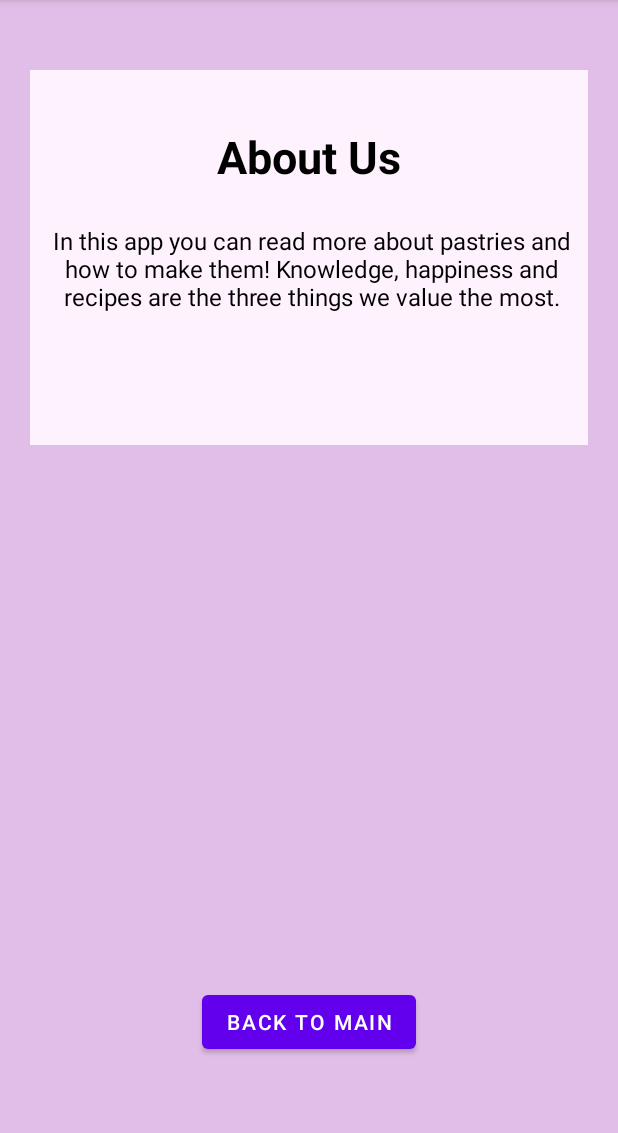
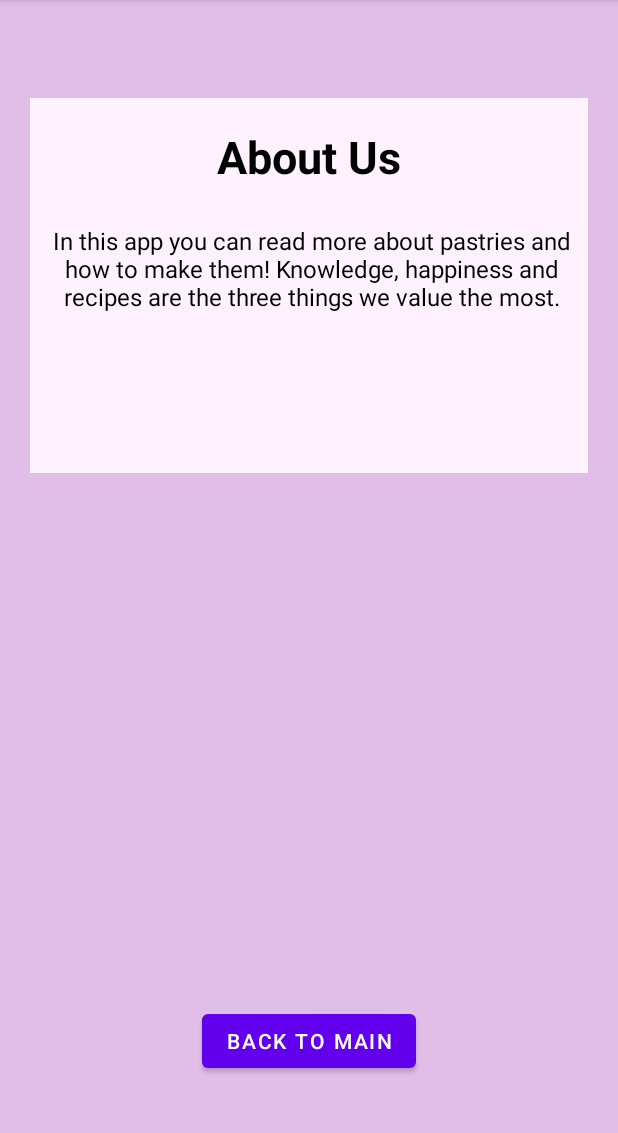
Before and after one commit to b21tilbe/FinalProject, an Android app: the activity_second screen opened directly, with no data from a screen before it, on a phone screen of 412 x 824 dp, the part 84-1217 px from its top. Run offline under Robolectric (Android 15) with nearby library versions, the phone set to English and light mode, and no system bars.

Commit message:
Fixat constrain på olika element

```diff
--- a/app/src/main/res/layout/activity_main.xml
+++ b/app/src/main/res/layout/activity_main.xml
@@ -19,11 +19,10 @@
         android:layout_width="wrap_content"
         android:layout_height="wrap_content"
         android:text="About us"
+        android:layout_marginBottom="30dp"
         app:layout_constraintBottom_toBottomOf="parent"
-        app:layout_constraintHorizontal_bias="0.497"
         app:layout_constraintLeft_toLeftOf="parent"
         app:layout_constraintRight_toRightOf="parent"
-        app:layout_constraintTop_toTopOf="parent"
-        app:layout_constraintVertical_bias="0.961" />
+         />
 
 </androidx.constraintlayout.widget.ConstraintLayout>
--- a/app/src/main/res/layout/activity_second.xml
+++ b/app/src/main/res/layout/activity_second.xml
@@ -13,11 +13,10 @@
         android:layout_width="match_parent"
         android:layout_height="250dp"
         android:background="#fff2ff"
-        app:layout_constraintBottom_toBottomOf="parent"
+        android:layout_marginTop="45dp"
         app:layout_constraintEnd_toEndOf="parent"
         app:layout_constraintStart_toStartOf="parent"
-        app:layout_constraintTop_toTopOf="parent"
-        app:layout_constraintVertical_bias="0.056" />
+        app:layout_constraintTop_toTopOf="parent" />
 
     <TextView
         android:id="@+id/heading"
@@ -55,11 +54,7 @@
             android:layout_marginBottom="30dp"
             android:text="Back to main"
             app:layout_constraintBottom_toBottomOf="parent"
-            app:layout_constraintEnd_toEndOf="parent"
             app:layout_constraintLeft_toLeftOf="parent"
-            app:layout_constraintRight_toRightOf="parent"
-            app:layout_constraintStart_toStartOf="parent"
-            app:layout_constraintTop_toTopOf="parent"
-            app:layout_constraintVertical_bias="0.981" />
+            app:layout_constraintRight_toRightOf="parent" />
     />
 </androidx.constraintlayout.widget.ConstraintLayout>
```
